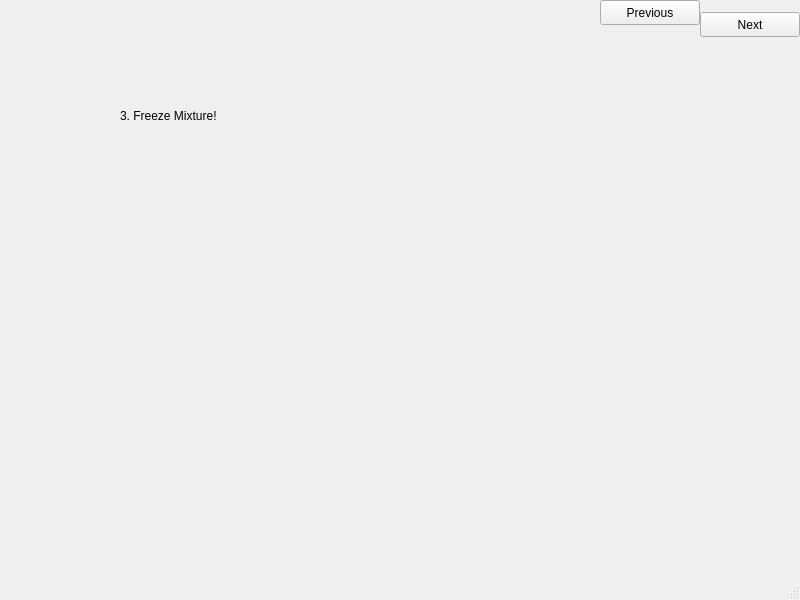
Before: the Qt Designer form mainwindow.ui in seojungood/Icecream-make-tutorial, drawn with Qt 5.
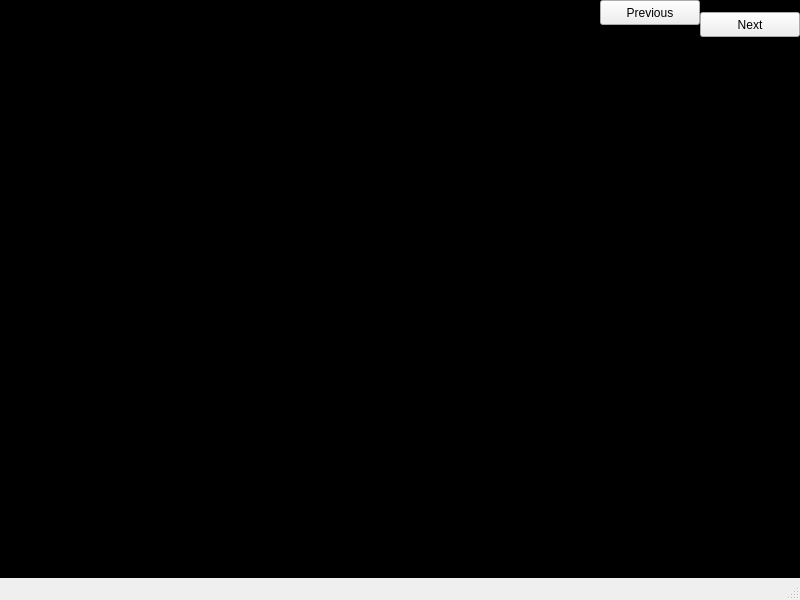
After: the same form once the commit is applied. The open tabs and pages were chosen to show the change. Custom widgets are drawn as their Qt base class.

Commit message: Implemented fade to black and back in for chill screen.

Patch:
```diff
--- a/mainwindow.ui
+++ b/mainwindow.ui
@@ -264,17 +264,63 @@
      </widget>
     </widget>
     <widget class="QWidget" name="screen03Freeze">
-     <widget class="QLabel" name="label_4">
+     <widget class="QGraphicsView" name="chillGraphicsView">
       <property name="geometry">
        <rect>
-        <x>120</x>
-        <y>95</y>
-        <width>161</width>
-        <height>41</height>
+        <x>0</x>
+        <y>0</y>
+        <width>800</width>
+        <height>600</height>
        </rect>
       </property>
+     </widget>
+     <widget class="QLabel" name="chillMixtureLabel">
+      <property name="geometry">
+       <rect>
+        <x>200</x>
+        <y>0</y>
+        <width>400</width>
+        <height>50</height>
+       </rect>
+      </property>
+      <property name="font">
+       <font>
+        <family>Times New Roman</family>
+        <pointsize>15</pointsize>
+        <bold>true</bold>
+       </font>
+      </property>
       <property name="text">
-       <string>3. Freeze Mixture!</string>
+       <string>Chill the ice cream base for 4 hrs - 1 day</string>
+      </property>
+      <property name="alignment">
+       <set>Qt::AlignCenter</set>
+      </property>
+     </widget>
+     <widget class="QPushButton" name="chillMixtureButton">
+      <property name="geometry">
+       <rect>
+        <x>660</x>
+        <y>490</y>
+        <width>80</width>
+        <height>24</height>
+       </rect>
+      </property>
+      <property name="text">
+       <string>Chill Mixture</string>
+      </property>
+     </widget>
+     <widget class="QWidget" name="blackScreenWidget" native="true">
+      <property name="geometry">
+       <rect>
+        <x>0</x>
+        <y>0</y>
+        <width>800</width>
+        <height>600</height>
+       </rect>
+      </property>
+      <property name="styleSheet">
+       <string notr="true">background-color: rgb(0, 0, 0);</string>
       </property>
      </widget>
     </widget>
```
Left out of the diff: 2 changed lines with no effect on the pictures. The commit also changes 2 other files.
